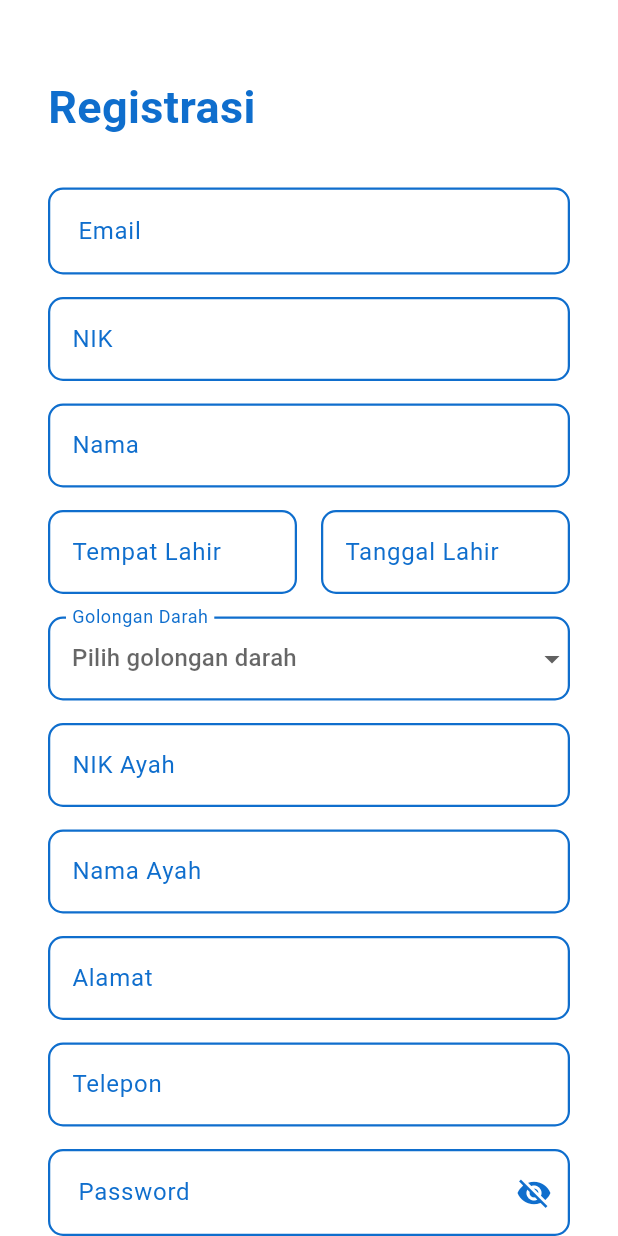
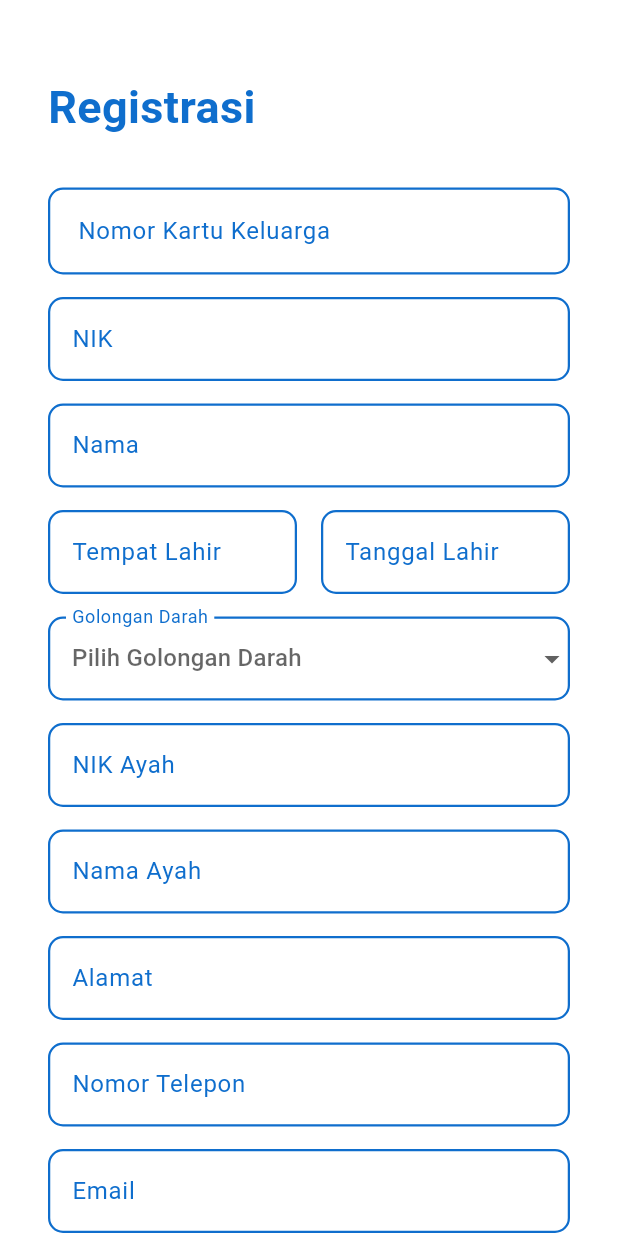
Before and after one commit to ardhikaxx/posyandu_mobile-app, a Flutter app: the RegistrationPage screen opened directly, on a phone screen of 412 x 824 dp. Run offline on Flutter 3.47's test engine with Material 3 defaults, Android fonts, the light colour scheme and no system bars; our stand-ins replace awesome_dialog, get; accounts and stored records are empty.

Commit message:
Update -register

```diff
--- a/lib/auth/register.dart
+++ b/lib/auth/register.dart
@@ -26,6 +26,7 @@ class _RegistrationPageState extends State<RegistrationPage> {
   TextEditingController birthDateController = TextEditingController();
   TextEditingController placeOfBirthController = TextEditingController();
   TextEditingController emailController = TextEditingController();
+  TextEditingController noKKController = TextEditingController();
   TextEditingController nikIbuController = TextEditingController();
   TextEditingController namaIbuController = TextEditingController();
   TextEditingController nikAyahController = TextEditingController();
@@ -38,6 +39,7 @@ class _RegistrationPageState extends State<RegistrationPage> {
     if (_formKey.currentState!.validate()) {
       await AuthController.register(
         context,
+        noKK: noKKController.text,
         nikIbu: nikIbuController.text,
         namaIbu: namaIbuController.text,
         nikAyah: nikAyahController.text,
@@ -81,7 +83,8 @@ class _RegistrationPageState extends State<RegistrationPage> {
                   ),
                   const SizedBox(height: 32),
                   TextFormField(
-                    controller: emailController,
+                    keyboardType: TextInputType.number,
+                    controller: noKKController,
                     decoration: InputDecoration(
                       enabledBorder: OutlineInputBorder(
                         borderRadius: BorderRadius.circular(10),
@@ -106,8 +109,8 @@ class _RegistrationPageState extends State<RegistrationPage> {
                         borderSide:
                             const BorderSide(color: Colors.red, width: 1.5),
                       ),
-                      hintText: "Masukkan email anda...",
-                      labelText: "Email",
+                      hintText: "Masukkan nomor kartu keluarga anda...",
+                      labelText: "Nomor Kartu Keluarga",
                       labelStyle: const TextStyle(
                         color: Color(0xFF0F6ECD),
                         fontSize: 16,
@@ -120,14 +123,14 @@ class _RegistrationPageState extends State<RegistrationPage> {
                         horizontal: 16,
                         vertical: 17,
                       ),
-                      errorText: _validate ? 'Email tidak boleh kosong' : null,
+                      errorText: _validate ? 'Nomor kartu keluarga tidak boleh kosong' : null,
                     ),
                     validator: (value) {
                       if (value == null || value.isEmpty) {
                         setState(() {
                           _validate = true;
                         });
-                        return 'Email tidak boleh kosong';
+                        return 'Nomor kartu keluarga tidak boleh kosong';
                       }
                       return null;
                     },
@@ -160,7 +163,7 @@ class _RegistrationPageState extends State<RegistrationPage> {
                         borderSide:
                             const BorderSide(color: Colors.red, width: 1.5),
                       ),
-                      hintText: "Masukkan nik anda...",
+                      hintText: "Masukkan NIK anda...",
                       labelText: "NIK",
                       labelStyle: const TextStyle(
                         color: Color(0xFF0F6ECD),
@@ -184,6 +187,7 @@ class _RegistrationPageState extends State<RegistrationPage> {
                   ),
                   const SizedBox(height: 15),
                   TextFormField(
+                    keyboardType: TextInputType.name,
                     controller: namaIbuController,
                     decoration: InputDecoration(
                       enabledBorder: OutlineInputBorder(
@@ -209,7 +213,7 @@ class _RegistrationPageState extends State<RegistrationPage> {
                         borderSide:
                             const BorderSide(color: Colors.red, width: 1.5),
                       ),
-                      hintText: "Masukkan nama anda...",
+                      hintText: "Masukkan Nama anda...",
                       labelText: "Nama",
                       labelStyle: const TextStyle(
                         color: Color(0xFF0F6ECD),
@@ -383,14 +387,10 @@ class _RegistrationPageState extends State<RegistrationPage> {
                       });
                     },
                     items: <String>[
-                      'A+',
-                      'A-',
-                      'B+',
-                      'B-',
-                      'O+',
-                      'O-',
-                      'AB+',
-                      'AB-'
+                      'A',
+                      'B',
+                      'AB',
+                      'O'
                     ].map((String value) {
                       return DropdownMenuItem<String>(
                         value: value,
@@ -421,7 +421,7 @@ class _RegistrationPageState extends State<RegistrationPage> {
                         borderSide:
                             const BorderSide(color: Colors.red, width: 1.5),
                       ),
-                      hintText: "Pilih golongan darah",
+                      hintText: "Pilih Golongan Darah",
                       labelText: "Golongan Darah",
                       labelStyle: const TextStyle(
                         color: Color(0xFF0F6ECD),
@@ -434,7 +434,7 @@ class _RegistrationPageState extends State<RegistrationPage> {
                     ),
                     validator: (value) {
                       if (value == null || value.isEmpty) {
-                        return 'Golongan darah tidak boleh kosong';
+                        return 'Golongan Darah tidak boleh kosong';
                       }
                       return null;
                     },
@@ -495,6 +495,7 @@ class _RegistrationPageState extends State<RegistrationPage> {
                     height: 15,
                   ),
                   TextFormField(
+                    keyboardType: TextInputType.name,
                     controller: namaAyahController,
                     decoration: InputDecoration(
                       enabledBorder: OutlineInputBorder(
@@ -520,7 +521,7 @@ class _RegistrationPageState extends State<RegistrationPage> {
                         borderSide:
                             const BorderSide(color: Colors.red, width: 1.5),
                       ),
-                      hintText: "Masukkan nama Ayah...",
+                      hintText: "Masukkan Nama Ayah...",
                       labelText: "Nama Ayah",
                       labelStyle: const TextStyle(
                         color: Color(0xFF0F6ECD),
@@ -547,6 +548,7 @@ class _RegistrationPageState extends State<RegistrationPage> {
                     height: 15,
                   ),
                   TextFormField(
+                    keyboardType: TextInputType.streetAddress,
                     controller: alamatController,
                     decoration: InputDecoration(
                       enabledBorder: OutlineInputBorder(
@@ -623,8 +625,8 @@ class _RegistrationPageState extends State<RegistrationPage> {
                         borderSide:
                             const BorderSide(color: Colors.red, width: 1.5),
                       ),
-                      hintText: "Masukkan nomor telepon anda...",
-                      labelText: "Telepon",
+                      hintText: "Masukkan Nomor Telepon anda...",
+                      labelText: "Nomor Telepon",
                       labelStyle: const TextStyle(
                         color: Color(0xFF0F6ECD),
                         fontSize: 16,
@@ -643,6 +645,58 @@ class _RegistrationPageState extends State<RegistrationPage> {
                           _validateTelepon = true;
                         });
                         return 'Nomor telepon tidak boleh kosong';
+                      }
+                      return null;
+                    },
+                  ),
+                  const SizedBox(height: 15),
+                  TextFormField(
+                    keyboardType: TextInputType.emailAddress,
+                    controller: emailController,
+                    decoration: InputDecoration(
+                      enabledBorder: OutlineInputBorder(
+                        borderRadius: BorderRadius.circular(10),
+                        borderSide: const BorderSide(
+                          color: Color(0xFF0F6ECD),
+                          width: 1.5,
+                        ),
+                      ),
+                      focusedBorder: OutlineInputBorder(
+                        borderRadius: BorderRadius.circular(10),
+                        borderSide: const BorderSide(color: Color(0xFF0F6ECD)),
+                      ),
+                      errorBorder: OutlineInputBorder(
+                        borderRadius: BorderRadius.circular(10),
+                        borderSide: const BorderSide(
+                          color: Colors.red,
+                          width: 1.5,
+                        ),
+                      ),
+                      focusedErrorBorder: OutlineInputBorder(
+                        borderRadius: BorderRadius.circular(10),
+                        borderSide:
+                            const BorderSide(color: Colors.red, width: 1.5),
+                      ),
+                      hintText: "Masukkan Email anda...",
+                      labelText: "Email",
+                      labelStyle: const TextStyle(
+                        color: Color(0xFF0F6ECD),
+                        fontSize: 16,
+                      ),
+                      hintStyle: TextStyle(
+                        fontSize: 14,
+                        color: Colors.black.withOpacity(0.6),
+                      ),
+                      errorText: _validateTelepon
+                          ? 'Email tidak boleh kosong'
+                          : null,
+                    ),
+                    validator: (value) {
+                      if (value == null || value.isEmpty) {
+                        setState(() {
+                          _validateTelepon = true;
+                        });
+                        return 'Email tidak boleh kosong';
                       }
                       return null;
                     },
--- a/lib/controller/auth_controller.dart
+++ b/lib/controller/auth_controller.dart
@@ -20,7 +20,7 @@ class AuthController {
   static Future<void> login(
       BuildContext context, String email, String password) async {
     try {
-      const String apiUrl = "http://192.168.18.44:8000/api/auth/login";
+      const String apiUrl = "http://192.168.43.129:8000/api/auth/login";
       final response = await http.post(Uri.parse(apiUrl),
           body: {'email_orang_tua': email, 'password_orang_tua': password});
       if (response.statusCode == 200 || response.statusCode == 201) {
@@ -38,7 +38,7 @@ class AuthController {
   static Future<void> tokenRequest(BuildContext context, String token) async {
     try {
       final responseData = await http.get(
-        Uri.parse("http://192.168.18.44:8000/api/auth/me"),
+        Uri.parse("http://192.168.43.129:8000/api/auth/me"),
         headers: {'Authorization': 'Bearer $token'},
       );
       if (responseData.statusCode == 200) {
@@ -55,7 +55,7 @@ class AuthController {
 
   static Future<void> logout(BuildContext context, String token) async {
     try {
-      const String apiUrl = "http://192.168.18.44:8000/api/auth/logout";
+      const String apiUrl = "http://192.168.43.129:8000/api/auth/logout";
       final response = await http.post(Uri.parse(apiUrl), headers: {
         'Authorization': 'Bearer $_token',
       });
@@ -75,6 +75,7 @@ class AuthController {
 
   static Future<void> register(
     BuildContext context, {
+    required String noKK,
     required String nikIbu,
     required String namaIbu,
     required String nikAyah,
@@ -88,8 +89,9 @@ class AuthController {
     required String password,
   }) async {
     try {
-      const String apiUrl = "http://192.168.18.44:8000/api/auth/register";
+      const String apiUrl = "http://192.168.43.129:8000/api/auth/register";
       final response = await http.post(Uri.parse(apiUrl), body: {
+        'no_kk': noKK,
         'nik_ibu': nikIbu,
         'nama_ibu': namaIbu,
         'nik_ayah': nikAyah,
@@ -144,7 +146,7 @@ class AuthController {
 
   static Future<bool> checkEmail(BuildContext context, String email) async {
     try {
-      const String apiUrl = "http://192.168.18.44:8000/api/auth/check-email";
+      const String apiUrl = "http://192.168.43.129:8000/api/auth/check-email";
       final response = await http.post(
         Uri.parse(apiUrl),
         body: {'email_orang_tua': email},
@@ -164,7 +166,7 @@ class AuthController {
       BuildContext context, String email, String newPassword) async {
     try {
       const String apiUrl =
-          "http://192.168.18.44:8000/api/auth/change-password";
+          "http://192.168.43.129:8000/api/auth/change-password";
       final response = await http.post(
         Uri.parse(apiUrl),
         body: {
```
